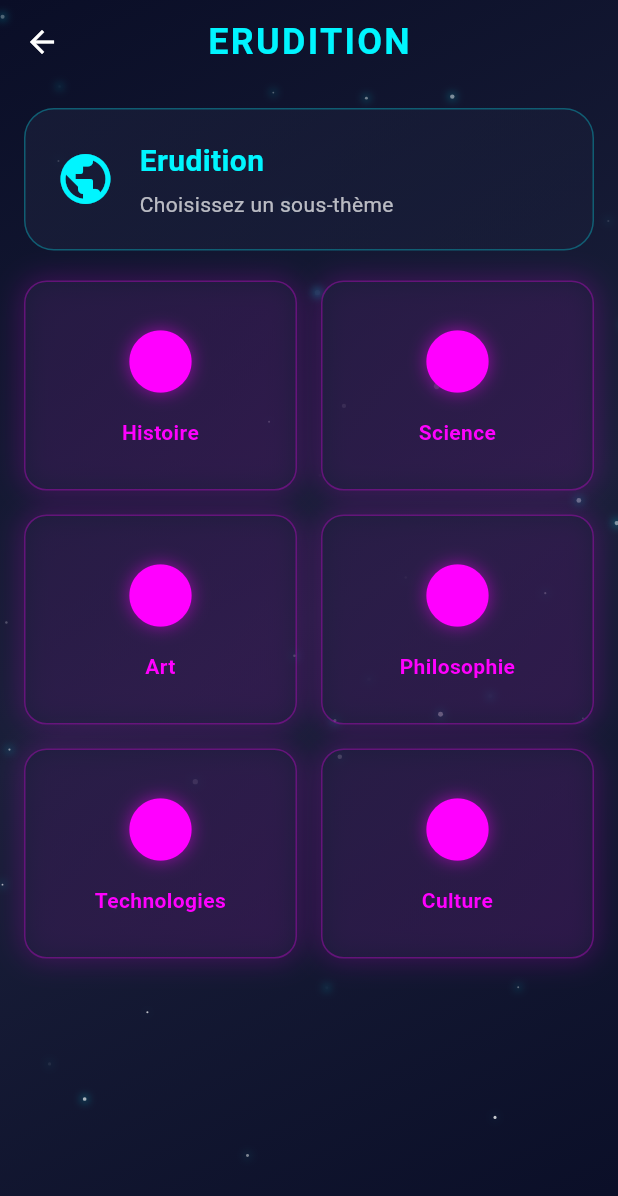
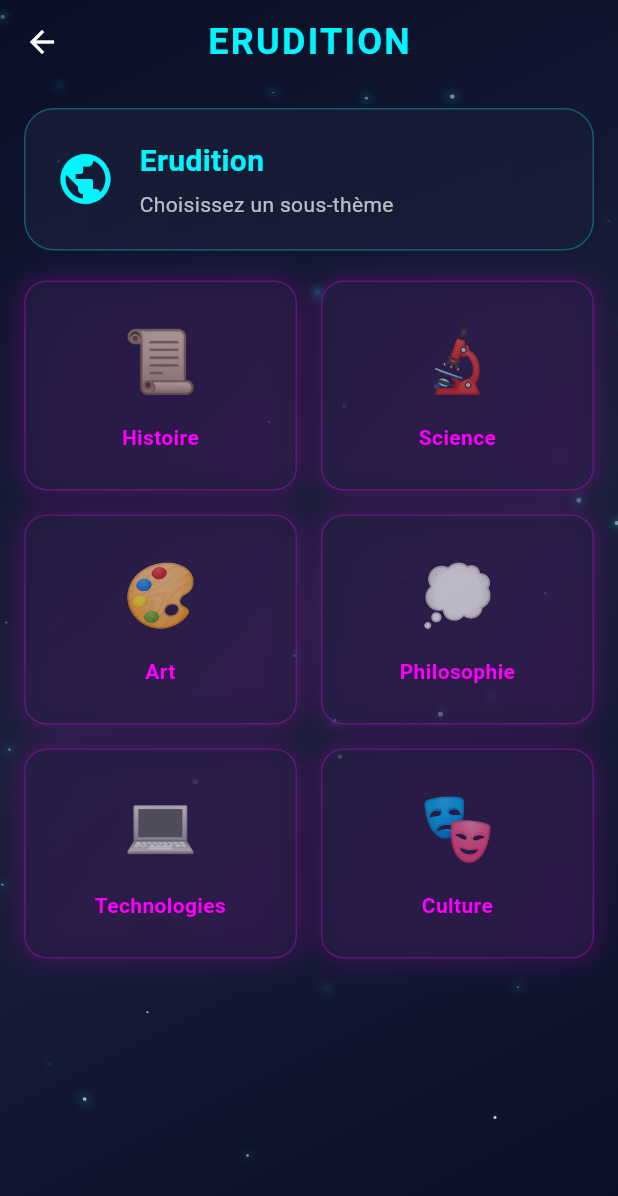
Before and after one commit to GermanBurdin1/lingua_flutter, a Flutter app: the SubtopicSelectionScreen screen opened directly with empty values, on a phone screen of 412 x 824 dp. Shown: the top 1196 px of the screen. Run offline on Flutter 3.47's test engine with Material 3 defaults, Android fonts, the phone set to English and light mode, and no system bars; our stand-ins replace go_router, shared_preferences; missing offline and left inert: record; accounts and stored records are empty; network calls fail.

Commit message:
Refactor SubtopicSelectionScreen to manage subtopic statistics and enhance UI responsiveness
- Converted SubtopicSelectionScreen from StatelessWidget to StatefulWidget to manage loading state and statistics.
- Integrated ApiService to fetch subtopic statistics based on the selected galaxy.
- Updated _SubtopicCard to display statistics with hover effects for better user interaction.
- Improved error handling during data fetching and ensured UI updates reflect loading states.

```diff
--- a/lib/screens/subtopic_selection_screen.dart
+++ b/lib/screens/subtopic_selection_screen.dart
@@ -4,8 +4,9 @@ import 'package:provider/provider.dart';
 import '../models/galaxy.dart';
 import '../providers/theme_provider.dart';
 import '../widgets/cosmic_background.dart';
+import '../services/api_service.dart';
 
-class SubtopicSelectionScreen extends StatelessWidget {
+class SubtopicSelectionScreen extends StatefulWidget {
   final String galaxyName;
 
   const SubtopicSelectionScreen({
@@ -14,10 +15,44 @@ class SubtopicSelectionScreen extends StatelessWidget {
   });
 
   @override
+  State<SubtopicSelectionScreen> createState() => _SubtopicSelectionScreenState();
+}
+
+class _SubtopicSelectionScreenState extends State<SubtopicSelectionScreen> {
+  final ApiService _apiService = ApiService();
+  Map<String, Map<String, int>> _stats = {};
+  bool _isLoadingStats = true;
+
+  @override
+  void initState() {
+    super.initState();
+    _loadStats();
+  }
+
+  Future<void> _loadStats() async {
+    try {
+      final stats = await _apiService.getSubtopicsStats(widget.galaxyName);
+      if (mounted) {
+        setState(() {
+          _stats = stats;
+          _isLoadingStats = false;
+        });
+      }
+    } catch (e) {
+      print('❌ Ошибка загрузки статистики: $e');
+      if (mounted) {
+        setState(() {
+          _isLoadingStats = false;
+        });
+      }
+    }
+  }
+
+  @override
   Widget build(BuildContext context) {
     final themeProvider = context.watch<ThemeProvider>();
     final galaxy = galaxiesData.firstWhere(
-      (g) => g.name == galaxyName,
+      (g) => g.name == widget.galaxyName,
       orElse: () => galaxiesData[0],
     );
 
@@ -102,10 +137,14 @@ class SubtopicSelectionScreen extends StatelessWidget {
                     itemCount: galaxy.subtopics.length,
                     itemBuilder: (context, index) {
                       final subtopic = galaxy.subtopics[index];
+                      final stats = _stats[subtopic.name];
                       return _SubtopicCard(
                         subtopic: subtopic,
                         galaxyName: galaxy.name,
                         isDark: themeProvider.isDarkMode,
+                        totalWords: stats?['totalWords'] ?? 0,
+                        totalExpressions: stats?['totalExpressions'] ?? 0,
+                        isLoadingStats: _isLoadingStats,
                       );
                     },
                   ),
@@ -119,25 +158,44 @@ class SubtopicSelectionScreen extends StatelessWidget {
   }
 }
 
-class _SubtopicCard extends StatelessWidget {
+class _SubtopicCard extends StatefulWidget {
   final Subtopic subtopic;
   final String galaxyName;
   final bool isDark;
+  final int totalWords;
+  final int totalExpressions;
+  final bool isLoadingStats;
 
   const _SubtopicCard({
     required this.subtopic,
     required this.galaxyName,
     required this.isDark,
+    required this.totalWords,
+    required this.totalExpressions,
+    required this.isLoadingStats,
   });
 
   @override
+  State<_SubtopicCard> createState() => _SubtopicCardState();
+}
+
+class _SubtopicCardState extends State<_SubtopicCard> {
+  bool _isHovered = false;
+
+  @override
   Widget build(BuildContext context) {
-    return Container(
+    final totalCount = widget.totalWords + widget.totalExpressions;
+    final hasStats = totalCount > 0;
+
+    return MouseRegion(
+      onEnter: (_) => setState(() => _isHovered = true),
+      onExit: (_) => setState(() => _isHovered = false),
+      child: Container(
         decoration: BoxDecoration(
           gradient: LinearGradient(
             begin: Alignment.topLeft,
             end: Alignment.bottomRight,
-          colors: isDark
+            colors: widget.isDark
                 ? [
                     const Color(0xFF1A1F3A).withOpacity(0.7),
                     const Color(0xFF1A1F3A).withOpacity(0.5),
@@ -161,7 +219,7 @@ class _SubtopicCard extends StatelessWidget {
           color: Colors.transparent,
           child: InkWell(
             onTap: () {
-            context.push('/vocabulary/${Uri.encodeComponent(galaxyName)}/${Uri.encodeComponent(subtopic.name)}');
+              context.push('/vocabulary/${Uri.encodeComponent(widget.galaxyName)}/${Uri.encodeComponent(widget.subtopic.name)}');
             },
             borderRadius: BorderRadius.circular(15),
             child: Padding(
@@ -169,20 +227,16 @@ class _SubtopicCard extends StatelessWidget {
               child: Column(
                 mainAxisAlignment: MainAxisAlignment.center,
                 children: [
-                Icon(
-                  Icons.circle,
-                  size: 50,
-                  color: Theme.of(context).colorScheme.secondary,
-                  shadows: [
-                    Shadow(
-                      color: Theme.of(context).colorScheme.secondary.withOpacity(0.5),
-                      blurRadius: 15,
-                    ),
-                  ],
+                  // Иконка подтемы
+                  Text(
+                    widget.subtopic.icon,
+                    style: const TextStyle(fontSize: 40),
                   ),
                   const SizedBox(height: 12),
+
+                  // Название подтемы
                   Text(
-                  subtopic.name,
+                    widget.subtopic.name,
                     style: TextStyle(
                       fontSize: 14,
                       fontWeight: FontWeight.w600,
@@ -192,7 +246,45 @@ class _SubtopicCard extends StatelessWidget {
                     maxLines: 2,
                     overflow: TextOverflow.ellipsis,
                   ),
+
+                  // Статистика (показывается всегда на мобильном, при hover на десктопе)
+                  if (!widget.isLoadingStats && hasStats)
+                    AnimatedOpacity(
+                      opacity: _isHovered || MediaQuery.of(context).size.width < 600 ? 1.0 : 0.0,
+                      duration: const Duration(milliseconds: 200),
+                      child: Container(
+                        margin: const EdgeInsets.only(top: 8),
+                        padding: const EdgeInsets.symmetric(horizontal: 8, vertical: 4),
+                        decoration: BoxDecoration(
+                          color: widget.isDark
+                              ? Colors.white.withOpacity(0.1)
+                              : Colors.black.withOpacity(0.05),
+                          borderRadius: BorderRadius.circular(8),
+                        ),
+                        child: Column(
+                          children: [
+                            if (widget.totalWords > 0)
+                              Text(
+                                '📚 ${widget.totalWords} mot${widget.totalWords > 1 ? 's' : ''}',
+                                style: TextStyle(
+                                  fontSize: 11,
+                                  color: widget.isDark ? Colors.white70 : Colors.black54,
+                                ),
+                              ),
+                            if (widget.totalExpressions > 0)
+                              Text(
+                                '💬 ${widget.totalExpressions} expr.',
+                                style: TextStyle(
+                                  fontSize: 11,
+                                  color: widget.isDark ? Colors.white70 : Colors.black54,
+                                ),
+                              ),
                           ],
+                        ),
+                      ),
+                    ),
+                ],
+              ),
             ),
           ),
         ),
```
Also changed, not shown: lib/services/api_service.dart (+30 -0 lines). Lines whose indentation alone changed are shown as unchanged.
